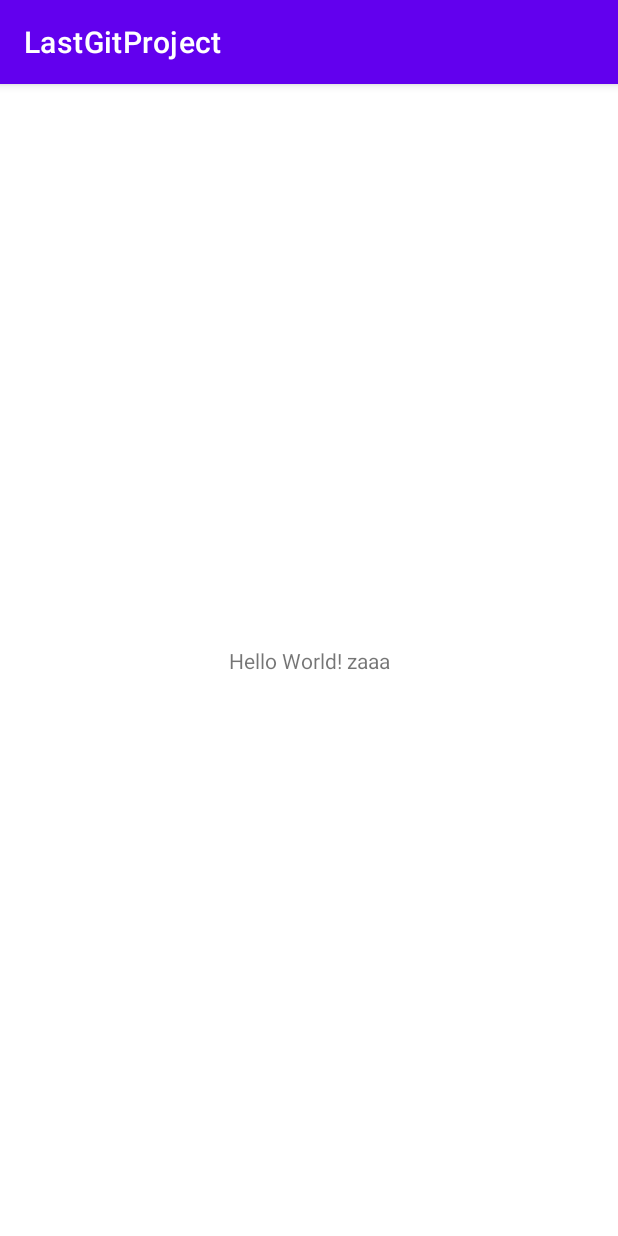
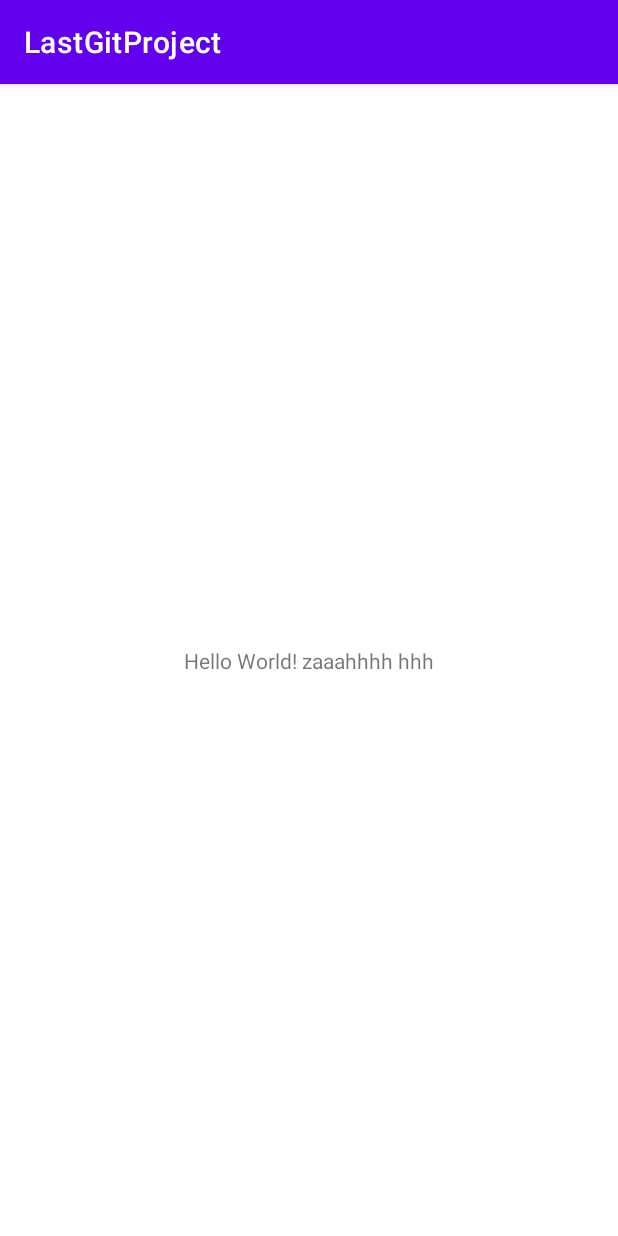
Before and after one commit to tznnn/git-last, an Android app: the screen it shows after launch (MainActivity), on a phone screen of 412 x 824 dp. Run offline under Robolectric (Android 15) with nearby library versions, the phone set to English and light mode, and no system bars.

Commit message:
deneme com

```diff
--- a/app/src/main/res/layout/activity_main.xml
+++ b/app/src/main/res/layout/activity_main.xml
@@ -10,7 +10,7 @@
         android:id="@+id/textView2"
         android:layout_width="wrap_content"
         android:layout_height="wrap_content"
-        android:text="Hello World! zaaa"
+        android:text="Hello World! zaaahhhh hhh"
         app:layout_constraintBottom_toBottomOf="parent"
         app:layout_constraintLeft_toLeftOf="parent"
         app:layout_constraintRight_toRightOf="parent"
```
